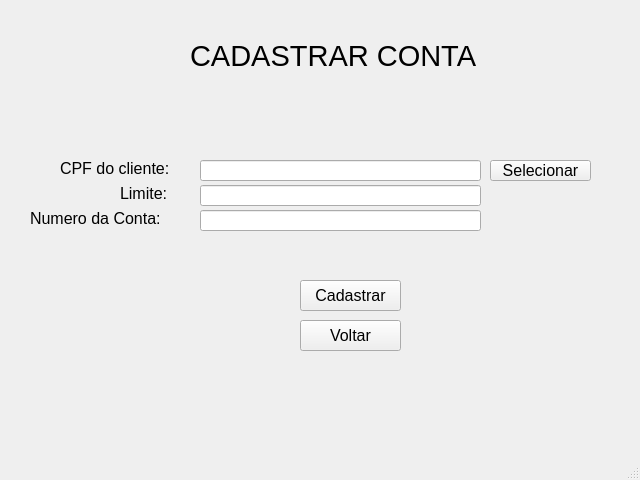
This is telas/tela_cadastro_conta.ui in mthsvct/BancoPOO2 as Qt 5 draws it before an edit. The edited form follows.
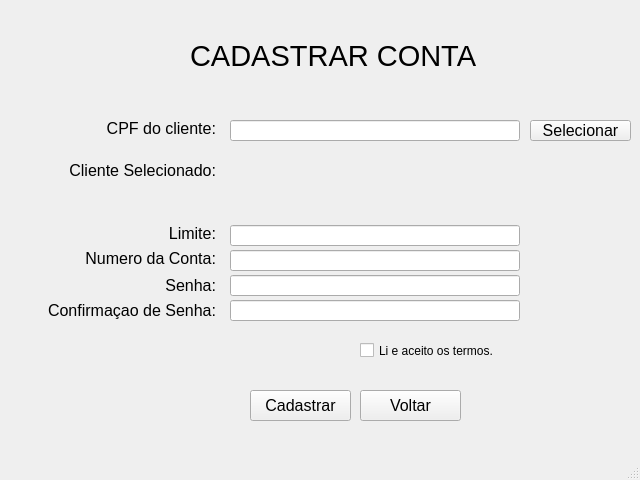
This is the edited form.

Commit message: Criação da tela de login, cofigurações de login, alterações no processo de cadastro e acrescimo de campos nos cadastros.

What changed in the file:
```diff
--- a/telas/tela_cadastro_conta.ui
+++ b/telas/tela_cadastro_conta.ui
@@ -17,8 +17,8 @@
    <widget class="QPushButton" name="button_cadastrar">
     <property name="geometry">
      <rect>
-      <x>300</x>
-      <y>280</y>
+      <x>250</x>
+      <y>390</y>
       <width>101</width>
       <height>31</height>
      </rect>
@@ -38,9 +38,9 @@
    <widget class="QLineEdit" name="lineEdit">
     <property name="geometry">
      <rect>
-      <x>200</x>
-      <y>160</y>
-      <width>281</width>
+      <x>230</x>
+      <y>120</y>
+      <width>290</width>
       <height>21</height>
      </rect>
     </property>
@@ -48,9 +48,9 @@
    <widget class="QLabel" name="label_2">
     <property name="geometry">
      <rect>
-      <x>120</x>
-      <y>185</y>
-      <width>151</width>
+      <x>25</x>
+      <y>225</y>
+      <width>191</width>
       <height>16</height>
      </rect>
     </property>
@@ -62,13 +62,16 @@
     <property name="text">
      <string>Limite:</string>
     </property>
+    <property name="alignment">
+     <set>Qt::AlignRight|Qt::AlignTrailing|Qt::AlignVCenter</set>
+    </property>
    </widget>
    <widget class="QLabel" name="label_3">
     <property name="geometry">
      <rect>
-      <x>30</x>
-      <y>210</y>
-      <width>221</width>
+      <x>25</x>
+      <y>250</y>
+      <width>191</width>
       <height>16</height>
      </rect>
     </property>
@@ -80,12 +83,15 @@
     <property name="text">
      <string>Numero da Conta:</string>
     </property>
+    <property name="alignment">
+     <set>Qt::AlignRight|Qt::AlignTrailing|Qt::AlignVCenter</set>
+    </property>
    </widget>
    <widget class="QPushButton" name="button_voltar">
     <property name="geometry">
      <rect>
-      <x>300</x>
-      <y>320</y>
+      <x>360</x>
+      <y>390</y>
       <width>101</width>
       <height>31</height>
      </rect>
@@ -123,9 +129,9 @@
    <widget class="QLabel" name="label">
     <property name="geometry">
      <rect>
-      <x>60</x>
-      <y>160</y>
-      <width>151</width>
+      <x>25</x>
+      <y>120</y>
+      <width>191</width>
       <height>16</height>
      </rect>
     </property>
@@ -137,13 +143,16 @@
     <property name="text">
      <string>CPF do cliente:</string>
     </property>
+    <property name="alignment">
+     <set>Qt::AlignRight|Qt::AlignTrailing|Qt::AlignVCenter</set>
+    </property>
    </widget>
    <widget class="QLineEdit" name="lineEdit_2">
     <property name="geometry">
      <rect>
-      <x>200</x>
-      <y>185</y>
-      <width>281</width>
+      <x>230</x>
+      <y>225</y>
+      <width>290</width>
       <height>21</height>
      </rect>
     </property>
@@ -151,9 +160,9 @@
    <widget class="QLineEdit" name="lineEdit_3">
     <property name="geometry">
      <rect>
-      <x>200</x>
-      <y>210</y>
-      <width>281</width>
+      <x>230</x>
+      <y>250</y>
+      <width>290</width>
       <height>21</height>
      </rect>
     </property>
@@ -161,8 +170,8 @@
    <widget class="QPushButton" name="button_selecionar">
     <property name="geometry">
      <rect>
-      <x>490</x>
-      <y>160</y>
+      <x>530</x>
+      <y>120</y>
       <width>101</width>
       <height>21</height>
      </rect>
@@ -179,6 +188,127 @@
      <string>Selecionar</string>
     </property>
    </widget>
+   <widget class="QLabel" name="label_4">
+    <property name="geometry">
+     <rect>
+      <x>25</x>
+      <y>160</y>
+      <width>191</width>
+      <height>20</height>
+     </rect>
+    </property>
+    <property name="font">
+     <font>
+      <pointsize>12</pointsize>
+     </font>
+    </property>
+    <property name="text">
+     <string>Cliente Selecionado:</string>
+    </property>
+    <property name="alignment">
+     <set>Qt::AlignRight|Qt::AlignTrailing|Qt::AlignVCenter</set>
+    </property>
+   </widget>
+   <widget class="QLabel" name="label_5">
+    <property name="geometry">
+     <rect>
+      <x>230</x>
+      <y>160</y>
+      <width>281</width>
+      <height>21</height>
+     </rect>
+    </property>
+    <property name="font">
+     <font>
+      <pointsize>12</pointsize>
+      <underline>true</underline>
+     </font>
+    </property>
+    <property name="text">
+     <string/>
+    </property>
+   </widget>
+   <widget class="QCheckBox" name="checkBox">
+    <property name="geometry">
+     <rect>
+      <x>360</x>
+      <y>340</y>
+      <width>151</width>
+      <height>21</height>
+     </rect>
+    </property>
+    <property name="text">
+     <string>Li e aceito os termos.</string>
+    </property>
+   </widget>
+   <widget class="QLineEdit" name="lineEdit_4">
+    <property name="geometry">
+     <rect>
+      <x>230</x>
+      <y>275</y>
+      <width>290</width>
+      <height>21</height>
+     </rect>
+    </property>
+    <property name="echoMode">
+     <enum>QLineEdit::PasswordEchoOnEdit</enum>
+    </property>
+   </widget>
+   <widget class="QLabel" name="label_6">
+    <property name="geometry">
+     <rect>
+      <x>25</x>
+      <y>275</y>
+      <width>191</width>
+      <height>20</height>
+     </rect>
+    </property>
+    <property name="font">
+     <font>
+      <pointsize>12</pointsize>
+     </font>
+    </property>
+    <property name="text">
+     <string>Senha:</string>
+    </property>
+    <property name="alignment">
+     <set>Qt::AlignRight|Qt::AlignTrailing|Qt::AlignVCenter</set>
+    </property>
+   </widget>
+   <widget class="QLabel" name="label_7">
+    <property name="geometry">
+     <rect>
+      <x>25</x>
+      <y>300</y>
+      <width>191</width>
+      <height>20</height>
+     </rect>
+    </property>
+    <property name="font">
+     <font>
+      <pointsize>12</pointsize>
+     </font>
+    </property>
+    <property name="text">
+     <string>Confirmaçao de Senha:</string>
+    </property>
+    <property name="alignment">
+     <set>Qt::AlignRight|Qt::AlignTrailing|Qt::AlignVCenter</set>
+    </property>
+   </widget>
+   <widget class="QLineEdit" name="lineEdit_5">
+    <property name="geometry">
+     <rect>
+      <x>230</x>
+      <y>300</y>
+      <width>290</width>
+      <height>21</height>
+     </rect>
+    </property>
+    <property name="echoMode">
+     <enum>QLineEdit::PasswordEchoOnEdit</enum>
+    </property>
+   </widget>
   </widget>
   <widget class="QMenuBar" name="menubar">
    <property name="geometry">
```
The commit also changes 9 other files.
